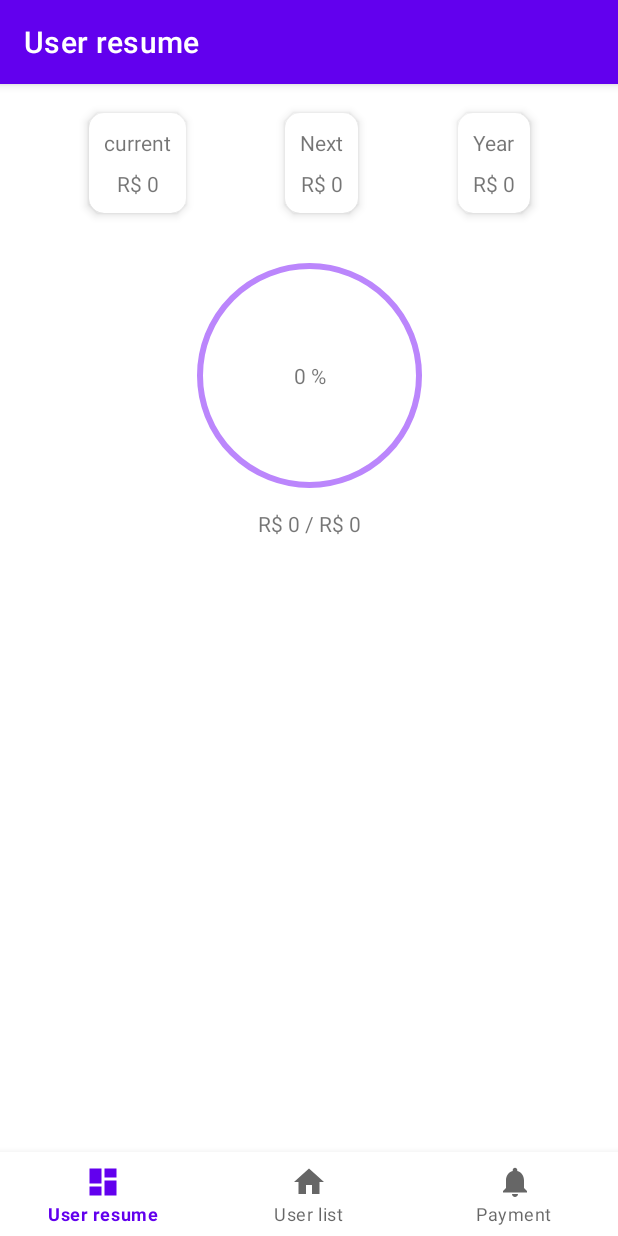
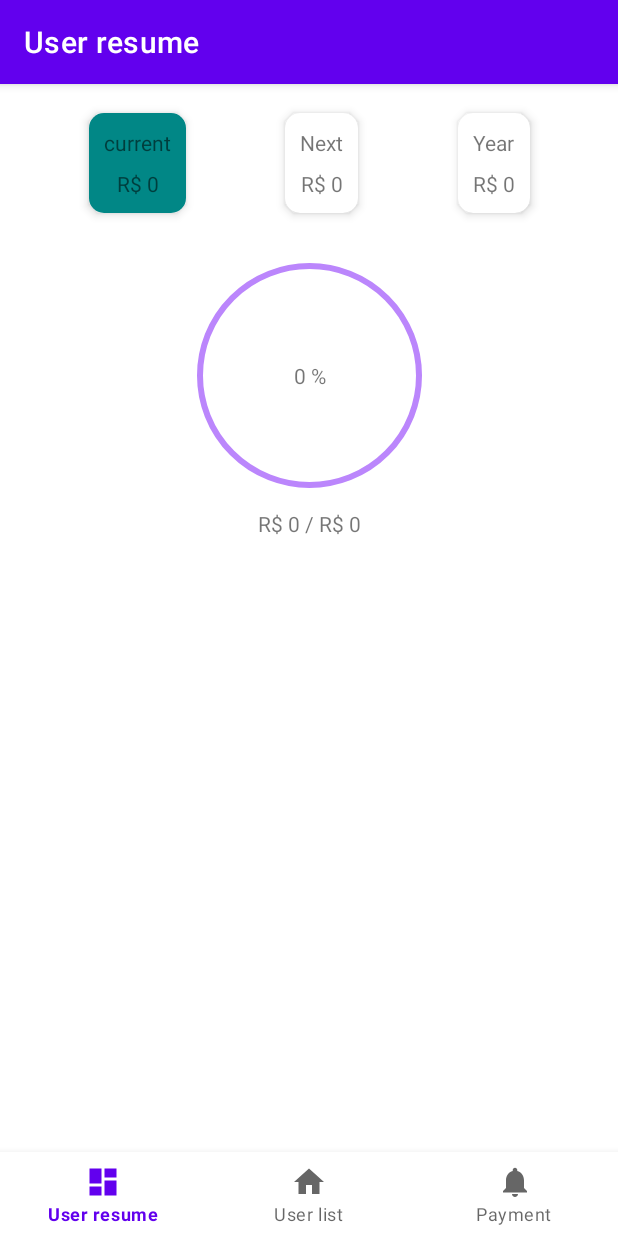
Before and after one commit to mutaquihadev/xitiqueapp, an Android app built with Jetpack Compose: the screen it shows after launch (MainActivity), on a phone screen of 412 x 824 dp. Run offline under Robolectric (Android 15) with nearby library versions, the phone set to English and light mode, and no system bars; our stand-ins replace Dagger/Hilt's generated code, Firebase (no records; nobody signed in at launch, a user with empty details on screens opened directly), navigation-ui.

Commit message:
included click in cards current and next

```diff
--- a/app/src/main/java/com/kriaactividade/xitiqueapp/ui/userresume/UserResumeFragment.kt
+++ b/app/src/main/java/com/kriaactividade/xitiqueapp/ui/userresume/UserResumeFragment.kt
@@ -7,6 +7,8 @@ import android.view.ViewGroup
 import androidx.fragment.app.Fragment
 import androidx.fragment.app.viewModels
 import androidx.lifecycle.lifecycleScope
+import androidx.recyclerview.widget.GridLayoutManager
+import com.kriaactividade.xitiqueapp.R
 import com.kriaactividade.xitiqueapp.databinding.FragmentUserResumeBinding
 import dagger.hilt.android.AndroidEntryPoint
 import kotlinx.coroutines.launch
@@ -16,6 +18,8 @@ class UserResumeFragment : Fragment() {
 
     private lateinit var binding: FragmentUserResumeBinding
     private val viewModel: UserResumeViewModel by viewModels()
+    private var nextEventClicked = false
+    private var currentEventClicked = true
 
     override fun onCreateView(
         inflater: LayoutInflater,
@@ -23,19 +27,42 @@ class UserResumeFragment : Fragment() {
         savedInstanceState: Bundle?
     ): View {
         binding = FragmentUserResumeBinding.inflate(layoutInflater)
+        val userResumeAdapter = UserResumeAdapter()
+        val userNextResumeAdapter = UserNextResumeAdapter()
+
+        binding.currentEventLayout.setBackgroundColor(
+            resources.getColor(
+                R.color.teal_700
+            )
+        )
 
         lifecycleScope.launch {
-            viewModel.uiState.collect {
-                it.forEach { balance ->
-                    binding.apply {
-                        valueForYear.text = balance.balanceForYear
-                        valueCurrentEvent.text = balance.currentBalance
-                        valueNextEvent.text = balance.nextBalance
-                        progress.max = balance.percentForTotal
-                        progress.setProgress(balance.percentCurrent, true)
-                        totalProgress.text =
-                            "R$ ${balance.percentCurrent} / ${balance.balanceForYear}"
-                        progressPercent.text = "${balance.percent} %"
+            viewModel.uiState.collect { state ->
+                when (state) {
+                    is UserResumeUiState.Loading -> {
+
+                    }
+                    is UserResumeUiState.Success -> {
+                        binding.apply {
+                            state.uiData.balanceTotal.apply {
+                                valueForYear.text = balanceForYear
+                                valueCurrentEvent.text = currentBalance
+                                valueNextEvent.text = nextBalance
+                                progress.max = percentForTotal
+                                progress.setProgress(percentCurrent, true)
+                                totalProgress.text =
+                                    "R$ $percentCurrent / $balanceForYear"
+                                progressPercent.text = "$percent %"
+                            }
+                            setupAdapterForCurrentEvent(userResumeAdapter, state)
+                            setupAdapterForNextEvent(userNextResumeAdapter, state)
+                            cardNextEvent()
+                            cardCurrentEvent()
+
+                        }
+                    }
+                    is UserResumeUiState.Error -> {
+
                     }
                 }
             }
@@ -43,4 +70,74 @@ class UserResumeFragment : Fragment() {
         return binding.root
     }
 
+    private fun FragmentUserResumeBinding.setupAdapterForCurrentEvent(
+        userResumeAdapter: UserResumeAdapter,
+        state: UserResumeUiState.Success
+    ) {
+        recyclerFilter.apply {
+            adapter = userResumeAdapter
+            layoutManager = GridLayoutManager(requireContext(), 1)
+            userResumeAdapter.submitList(state.uiData.listUserEntity)
+        }
+    }
+
+    private fun FragmentUserResumeBinding.setupAdapterForNextEvent(
+        userNextResumeAdapter: UserNextResumeAdapter,
+        state: UserResumeUiState.Success
+    ) {
+        recyclerFilterNext.apply {
+            adapter = userNextResumeAdapter
+            layoutManager = GridLayoutManager(requireContext(), 1)
+            userNextResumeAdapter.submitList(state.uiData.listNext)
+        }
+    }
+
+    private fun cardNextEvent() {
+        binding.nextEventLayout.setOnClickListener {
+            nextEventClicked = if (nextEventClicked) {
+                binding.nextEventLayout.setBackgroundColor(
+                    resources.getColor(
+                        R.color.white,
+                        null
+                    )
+                )
+                binding.recyclerFilterNext.visibility = View.GONE
+                false
+            } else {
+                binding.nextEventLayout.setBackgroundColor(
+                    resources.getColor(
+                        R.color.teal_700,
+                        null
+                    )
+                )
+                binding.recyclerFilterNext.visibility = View.VISIBLE
+                true
+            }
+        }
+    }
+
+    private fun cardCurrentEvent() {
+        binding.currentEventLayout.setOnClickListener {
+            currentEventClicked = if (currentEventClicked) {
+                binding.currentEventLayout.setBackgroundColor(
+                    resources.getColor(
+                        R.color.white,
+                        null
+                    )
+                )
+                binding.recyclerFilter.visibility = View.GONE
+                false
+            } else {
+                binding.currentEventLayout.setBackgroundColor(
+                    resources.getColor(
+                        R.color.teal_700,
+                        null
+                    )
+                )
+                binding.recyclerFilter.visibility = View.VISIBLE
+                true
+            }
+        }
+    }
+
 }
--- a/app/src/main/java/com/kriaactividade/xitiqueapp/ui/userresume/UserResumeViewModel.kt
+++ b/app/src/main/java/com/kriaactividade/xitiqueapp/ui/userresume/UserResumeViewModel.kt
@@ -2,13 +2,11 @@ package com.kriaactividade.xitiqueapp.ui.userresume
 
 import androidx.lifecycle.ViewModel
 import androidx.lifecycle.viewModelScope
+import com.kriaactividade.xitiqueapp.*
 import com.kriaactividade.xitiqueapp.data.repository.UserListRepository
 import com.kriaactividade.xitiqueapp.entity.BalanceTotal
 import com.kriaactividade.xitiqueapp.entity.UserEntity
 import com.kriaactividade.xitiqueapp.helpers.DataState
-import com.kriaactividade.xitiqueapp.isBalanceInMonth
-import com.kriaactividade.xitiqueapp.isNextMonth
-import com.kriaactividade.xitiqueapp.isSameMonth
 import dagger.hilt.android.lifecycle.HiltViewModel
 import kotlinx.coroutines.flow.MutableStateFlow
 import kotlinx.coroutines.flow.asStateFlow
@@ -18,14 +16,28 @@ import javax.inject.Inject
 
 private const val VALUE_DEFAULT = 300
 
+data class UserResumeUiData(
+    val balanceTotal: BalanceTotal = BalanceTotal(),
+    val listUserEntity: List<UserEntity> = emptyList(),
+    val listNext: List<UserEntity> = emptyList(),
+    val isClicked:Boolean = false
+)
+
+sealed interface UserResumeUiState {
+    object Loading:UserResumeUiState
+    object Error: UserResumeUiState
+    data class Success(val uiData: UserResumeUiData):UserResumeUiState
+}
+
 @HiltViewModel
 class UserResumeViewModel @Inject constructor(private val repository: UserListRepository) :
     ViewModel() {
 
-    private val _uiState: MutableStateFlow<List<BalanceTotal>> =
-        MutableStateFlow(emptyList())
+    private val _uiState: MutableStateFlow<UserResumeUiState> =
+        MutableStateFlow(UserResumeUiState.Loading)
 
     val uiState = _uiState.asStateFlow()
+    private val today = Calendar.getInstance().time
 
     init {
         viewModelScope.launch {
@@ -36,27 +48,48 @@ class UserResumeViewModel @Inject constructor(private val repository: UserListRe
     private fun handleGetUserList(state: DataState<List<UserEntity>>) {
         when (state) {
             is DataState.Data -> {
-                val listBalance = mutableListOf<BalanceTotal>()
-                val today = Calendar.getInstance().time
 
-                val currentValue = state.data.filter { it.birthday.isSameMonth(today) }.size * VALUE_DEFAULT
-                val nextValue = state.data.filter { it.birthday.isNextMonth(today) }.size * VALUE_DEFAULT
-                val balanceForMonth = state.data.filter { it.birthday.isBalanceInMonth(today) }.size * VALUE_DEFAULT
+
+                val currentValue =
+                    state.data.filter { it.birthday.isSameMonth(today) }.size * VALUE_DEFAULT
+                val nextValue =
+                    state.data.filter { it.birthday.isNextsMonths(today) }.size * VALUE_DEFAULT
+                val balanceForMonth =
+                    state.data.filter { it.birthday.isBalanceInMonth(today) }.size * VALUE_DEFAULT
                 val totalOfYear = state.data.size * VALUE_DEFAULT
 
-                listBalance.add(
-                    BalanceTotal(
-                        currentBalance = "R$ $currentValue",
-                        nextBalance = "R$ $nextValue",
-                        balanceForYear = "R$ $totalOfYear",
-                        percentForTotal = balanceForMonth,
-                        percentCurrent = balanceForMonth,
-                        percent = balanceForMonth /100
-                    )
+                val balance = BalanceTotal(
+                    currentBalance = "R$ $currentValue",
+                    nextBalance = "R$ $nextValue",
+                    balanceForYear = "R$ $totalOfYear",
+                    percentForTotal = totalOfYear,
+                    percentCurrent = balanceForMonth,
+                    percent = balanceForMonth / 100
                 )
-                _uiState.value = listBalance
+
+               val users = state.data
+               val group = users.groupBy {
+                   it.birthday.groupMonths()
+               }
+
+                val listUserNextMonth = mutableListOf<UserEntity>()
+                val listUserSameMonth = mutableListOf<UserEntity>()
+                group.forEach {
+                    it.value.forEach {user ->
+                        if(user.birthday.isSameMonth(today)){
+                            listUserSameMonth.add(UserEntity(fullname = user.fullname, birthday = user.birthday, balance = user.balance))
+                            _uiState.value = UserResumeUiState.Success(uiData = UserResumeUiData(listUserEntity = listUserSameMonth))
+                        }
+                        if (user.birthday.isNextMonth(today)){
+                            listUserNextMonth.add(UserEntity(fullname = user.fullname, birthday = user.birthday, balance = user.balance))
+                        }
+                    }
+                }
+
+                _uiState.value = UserResumeUiState.Success(uiData = UserResumeUiData(balanceTotal = balance, listUserSameMonth, listUserNextMonth))
             }
             else -> {}
         }
     }
+
 }
--- a/app/src/main/res/layout/fragment_user_resume.xml
+++ b/app/src/main/res/layout/fragment_user_resume.xml
@@ -27,6 +27,7 @@
             app:layout_constraintTop_toTopOf="parent">
 
             <androidx.constraintlayout.widget.ConstraintLayout
+                android:id="@+id/current_event_layout"
                 android:layout_width="wrap_content"
                 android:layout_height="wrap_content"
                 android:padding="10dp">
@@ -65,6 +66,8 @@
 
             <androidx.constraintlayout.widget.ConstraintLayout
                 android:layout_width="wrap_content"
+                android:id="@+id/next_event_layout"
+                android:clickable="true"
                 android:layout_height="wrap_content"
                 android:padding="10dp">
 
@@ -168,6 +171,28 @@
             app:layout_constraintEnd_toEndOf="parent"
             app:layout_constraintStart_toStartOf="parent"
             app:layout_constraintTop_toBottomOf="@id/progress" />
+
+        <androidx.recyclerview.widget.RecyclerView
+            android:id="@+id/recycler_filter"
+            android:layout_width="0dp"
+            android:layout_height="wrap_content"
+            android:layout_margin="10dp"
+            app:layout_constraintEnd_toEndOf="parent"
+            app:layout_constraintStart_toStartOf="parent"
+            app:layout_constraintTop_toBottomOf="@id/total_progress"
+            />
+
+        <androidx.recyclerview.widget.RecyclerView
+            android:id="@+id/recycler_filter_next"
+            android:visibility="gone"
+            android:layout_width="0dp"
+            android:layout_height="wrap_content"
+            android:layout_marginStart="10dp"
+            android:layout_marginEnd="10dp"
+            app:layout_constraintEnd_toEndOf="parent"
+            app:layout_constraintStart_toStartOf="parent"
+            app:layout_constraintTop_toBottomOf="@id/recycler_filter"
+            />
     </androidx.constraintlayout.widget.ConstraintLayout>
 
 
```
Also changed, not shown: app/src/main/java/com/kriaactividade/xitiqueapp/DateExt.kt (+13 -0 lines), app/src/main/java/com/kriaactividade/xitiqueapp/ui/userresume/UserNextResumeAdapter.kt (added, +44 -0 lines), app/src/main/java/com/kriaactividade/xitiqueapp/ui/userresume/UserResumeAdapter.kt (added, +44 -0 lines), app/src/main/res/layout/user_resume_list_recycler.xml (added, +31 -0 lines), 1 other file.
